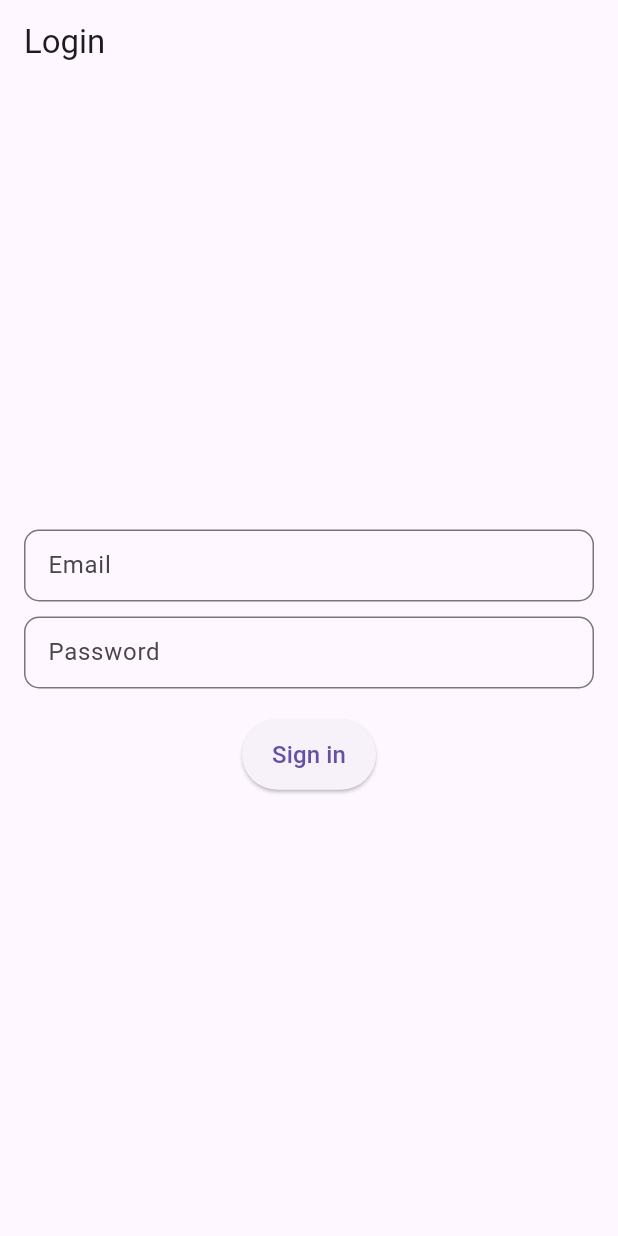
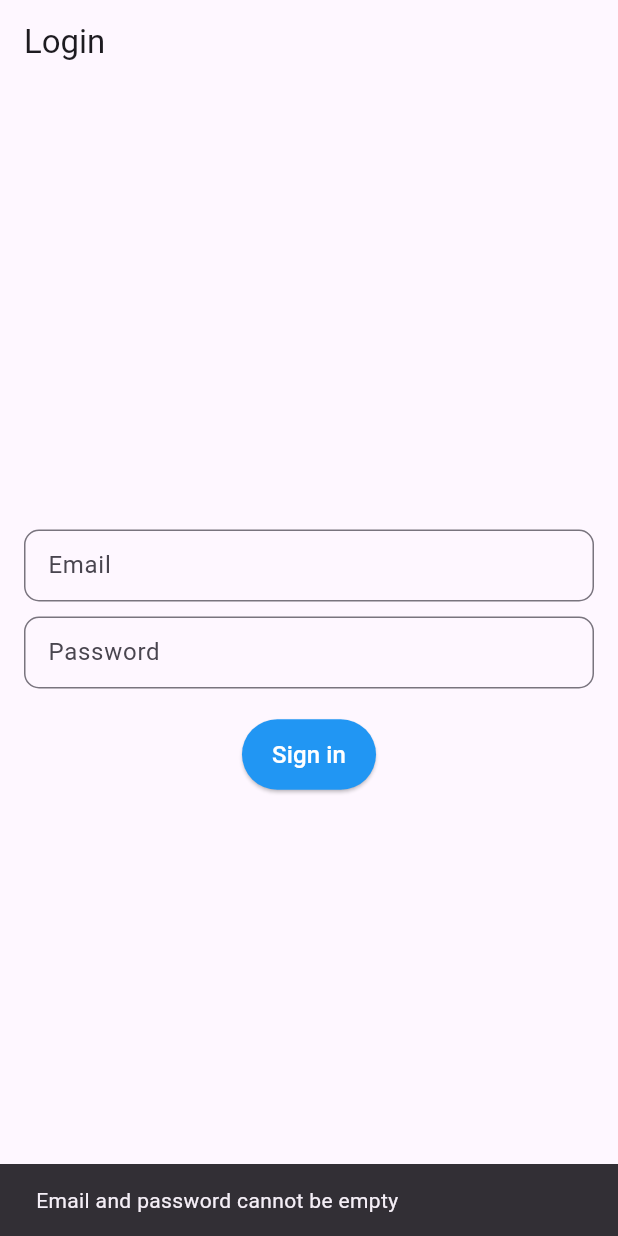
Before and after one commit to Aschalew524/chat_app, a Flutter app: the screen it shows after launch, after a tap on "Sign in", on a phone screen of 412 x 824 dp. Run offline on Flutter 3.47's test engine with Material 3 defaults, Android fonts, the phone set to English and light mode, and no system bars; our stand-ins replace firebase_auth, firebase_core, get_it; accounts and stored records are empty.

```diff
--- a/lib/Pages/signin.dart
+++ b/lib/Pages/signin.dart
@@ -1,9 +1,55 @@
 import 'package:chat_app/widgets/Textfield.dart';
 import 'package:chat_app/widgets/button.dart';
-import 'package:chat_app/main.dart';
+import 'package:chat_app/services/auth_service.dart';
 import 'package:flutter/material.dart';
 
-class AuthScreen extends StatelessWidget {
+class SignInScreen extends StatefulWidget {
+  @override
+  _SignInScreenState createState() => _SignInScreenState();
+}
+
+class _SignInScreenState extends State<SignInScreen> {
+  final TextEditingController _emailController = TextEditingController();
+  final TextEditingController _passwordController = TextEditingController();
+  bool _isLoading = false;
+
+  Future<void> _signIn() async {
+    setState(() => _isLoading = true);
+
+    String email = _emailController.text.trim();
+    String password = _passwordController.text.trim();
+
+    if (email.isEmpty || password.isEmpty) {
+      ScaffoldMessenger.of(context).showSnackBar(
+        SnackBar(content: Text("Email and password cannot be empty")),
+      );
+      setState(() => _isLoading = false);
+      return;
+    }
+
+    bool? success = await AuthService().signIn(email, password);
+
+    setState(() => _isLoading = false);
+
+    if (success == true) {
+      ScaffoldMessenger.of(context).showSnackBar(
+        SnackBar(content: Text("Login successful!")),
+      );
+      Navigator.pushReplacementNamed(context, "/home"); // Navigate after login
+    } else {
+      ScaffoldMessenger.of(context).showSnackBar(
+        SnackBar(content: Text("Login failed. Please check your credentials.")),
+      );
+    }
+  }
+
+  @override
+  void dispose() {
+    _emailController.dispose();
+    _passwordController.dispose();
+    super.dispose();
+  }
+
   @override
   Widget build(BuildContext context) {
     return Scaffold(
@@ -13,11 +59,13 @@ class AuthScreen extends StatelessWidget {
         child: Column(
           mainAxisAlignment: MainAxisAlignment.center,
           children: [
-            CustomTextField(controller: TextEditingController(), hintText: "Email"),
+            CustomTextField(controller: _emailController, hintText: "Email"),
             SizedBox(height: 10),
-            CustomTextField(controller: TextEditingController(), hintText: "Password"),
+            CustomTextField(controller: _passwordController, hintText: "Password", obscureText: true),
             SizedBox(height: 20),
-            CustomButton(text: "Sign in", onPressed: () {}),
+            _isLoading
+                ? CircularProgressIndicator()
+                : CustomButton(text: "Sign in", onPressed: _signIn), // ✅ Fixed usage
           ],
         ),
       ),
--- a/lib/Pages/signup.dart
+++ b/lib/Pages/signup.dart
@@ -18,7 +18,7 @@ class signupPage extends StatelessWidget {
             SizedBox(height: 10),
             CustomTextField(controller: TextEditingController(), hintText: "Confirm Password"),
             SizedBox(height: 20),
-            CustomButton(text: "Sign Up", onPressed: () {}),
+            CustomButton( onPressed: () {}, text: 'SignUp',),
           ],
         ),
       ),
--- a/lib/main.dart
+++ b/lib/main.dart
@@ -1,19 +1,12 @@
-// Import necessary packages
-import 'package:chat_app/Pages/settings_screen.dart';
+import 'package:flutter/material.dart';
 import 'package:chat_app/Pages/signin.dart';
-import 'package:chat_app/Pages/signup.dart';
-import 'package:chat_app/utils.dart';
-import 'package:firebase_analytics/firebase_analytics.dart';
-import 'package:flutter/material.dart';
+import 'package:chat_app/utils.dart'; // Firebase & GetIt setup
 
 void main() async {
-  await setup();
+  WidgetsFlutterBinding.ensureInitialized();
+  await setupFirebase();  // Initialize Firebase
+  await registerServices(); // Register GetIt services
   runApp(MyApp());
-}
-
-Future<void> setup() async {
-  WidgetsFlutterBinding.ensureInitialized();
-  await setupFirebase();
 }
 
 class MyApp extends StatelessWidget {
@@ -23,25 +16,7 @@ class MyApp extends StatelessWidget {
       debugShowCheckedModeBanner: false,
       title: 'Chat App',
       theme: ThemeData(primarySwatch: Colors.blue),
-      home: AuthScreen() //SettingsScreen()//HomeScreen()//ProfileScreen()//ChatScreen()////,
+      home: SignInScreen(), // Updated to correct sign-in screen
     );
   }
 }
-
-// Reusable Button Widget
-
-
-// Reusable Text Input Field
-
-// Authentication Screen
-
-
-// Home Screen
-
-
-// Chat Screen
-
-// Profile Screen
-
-
-// Settings Screen
--- a/lib/services/auth_service.dart
+++ b/lib/services/auth_service.dart
@@ -1,28 +1,25 @@
 import 'package:firebase_auth/firebase_auth.dart';
 
 class AuthService {
-  User? _user; // Declare the _user variable
+  final FirebaseAuth _firebaseAuth = FirebaseAuth.instance;
 
-  User? get user {
-    return _user; // Return the stored user
-  }
+  User? get user => _firebaseAuth.currentUser;
 
   Future<bool?> signIn(String email, String password) async {
     try {
       UserCredential userCredential =
-          await FirebaseAuth.instance.signInWithEmailAndPassword(
+          await _firebaseAuth.signInWithEmailAndPassword(
         email: email,
         password: password,
       );
       if (userCredential.user != null) {
-        print('User signed in!');
-        _user = userCredential.user; // Store the user
+        print('✅ User signed in: ${userCredential.user!.email}');
         return true;
       }
-      return false; // Explicitly return false if userCredential.user is null
+      return false;
     } catch (e) {
-      print('Error: $e');
-      return null;
+      print('❌ Error: $e'); // Debugging error message
+      return false;
     }
   }
 }
--- a/lib/utils.dart
+++ b/lib/utils.dart
@@ -1,5 +1,17 @@
+import 'package:chat_app/firebase_options.dart';
+import 'package:chat_app/services/auth_service.dart';
 import 'package:firebase_core/firebase_core.dart';
-import 'package:chat_app/firebase_options.dart';
+import 'package:get_it/get_it.dart';
+
+final GetIt getIt = GetIt.instance;
 
 Future<void> setupFirebase() async {
-  await Firebase.initializeApp(options: DefaultFirebaseOptions.currentPlatform,);}
+  await Firebase.initializeApp(
+    options: DefaultFirebaseOptions.currentPlatform,  // Use correct options
+  );
+}
+
+
+Future<void> registerServices() async {
+  getIt.registerLazySingleton<AuthService>(() => AuthService());
+}
--- a/lib/widgets/Textfield.dart
+++ b/lib/widgets/Textfield.dart
@@ -3,12 +3,19 @@ import 'package:flutter/material.dart';
 class CustomTextField extends StatelessWidget {
   final TextEditingController controller;
   final String hintText;
-  CustomTextField({required this.controller, required this.hintText});
+  final bool obscureText; // Add this line
+
+  CustomTextField({
+    required this.controller,
+    required this.hintText,
+    this.obscureText = false, // Add this line
+  });
 
   @override
   Widget build(BuildContext context) {
     return TextField(
       controller: controller,
+      obscureText: obscureText, // Add this line
       decoration: InputDecoration(
         hintText: hintText,
         border: OutlineInputBorder(borderRadius: BorderRadius.circular(10)),
--- a/lib/widgets/button.dart
+++ b/lib/widgets/button.dart
@@ -3,14 +3,23 @@ import 'package:flutter/material.dart';
 class CustomButton extends StatelessWidget {
   final String text;
   final VoidCallback onPressed;
-  CustomButton({required this.text, required this.onPressed});
+
+  // ✅ Correct constructor
+  const CustomButton({required this.text, required this.onPressed, Key? key}) : super(key: key);
 
   @override
   Widget build(BuildContext context) {
     return ElevatedButton(
       onPressed: onPressed,
-      style: ElevatedButton.styleFrom(padding: EdgeInsets.symmetric(vertical: 12, horizontal: 20)),
-      child: Text(text, style: TextStyle(fontSize: 16)),
+      style: ElevatedButton.styleFrom(
+        backgroundColor: Colors.blue,
+        foregroundColor: Colors.white,
+        padding: EdgeInsets.symmetric(vertical: 12, horizontal: 20),
+      ),
+      child: Text(
+        text,
+        style: TextStyle(fontSize: 16),
+      ),
     );
   }
 }
```
